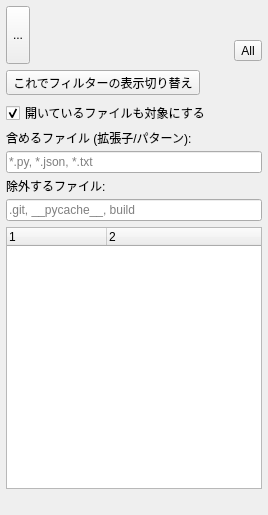
Above: ui/docks/project_search_dock.ui from Ikumyon/PDX-Mod-Studio before the change. Below: the same form after it.
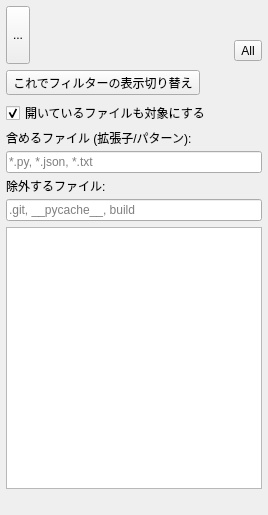
That is the form after the change.

What changed in the file:
```diff
--- a/ui/docks/project_search_dock.ui
+++ b/ui/docks/project_search_dock.ui
@@ -206,11 +206,7 @@
      </widget>
     </item>
     <item>
-     <widget class="QTreeWidget" name="searchResultsTree">
-      <property name="columnCount">
-       <number>2</number>
-      </property>
-     </widget>
+     <widget class="QTreeView" name="searchResultsTree"/>
     </item>
     <item>
      <widget class="QLabel" name="searchStatusLabel">
```
